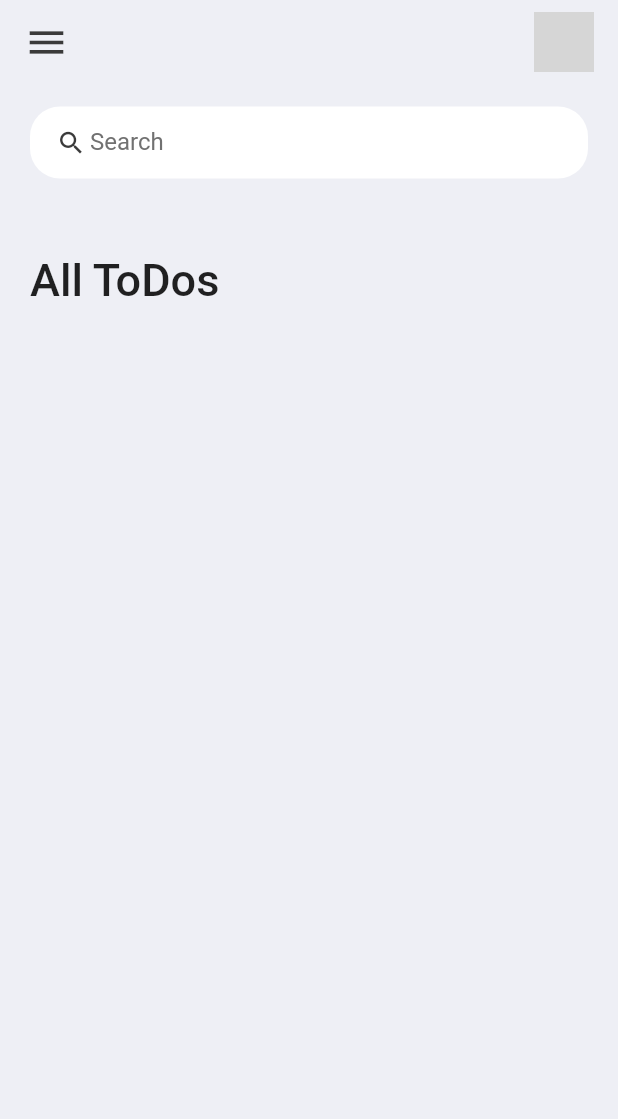
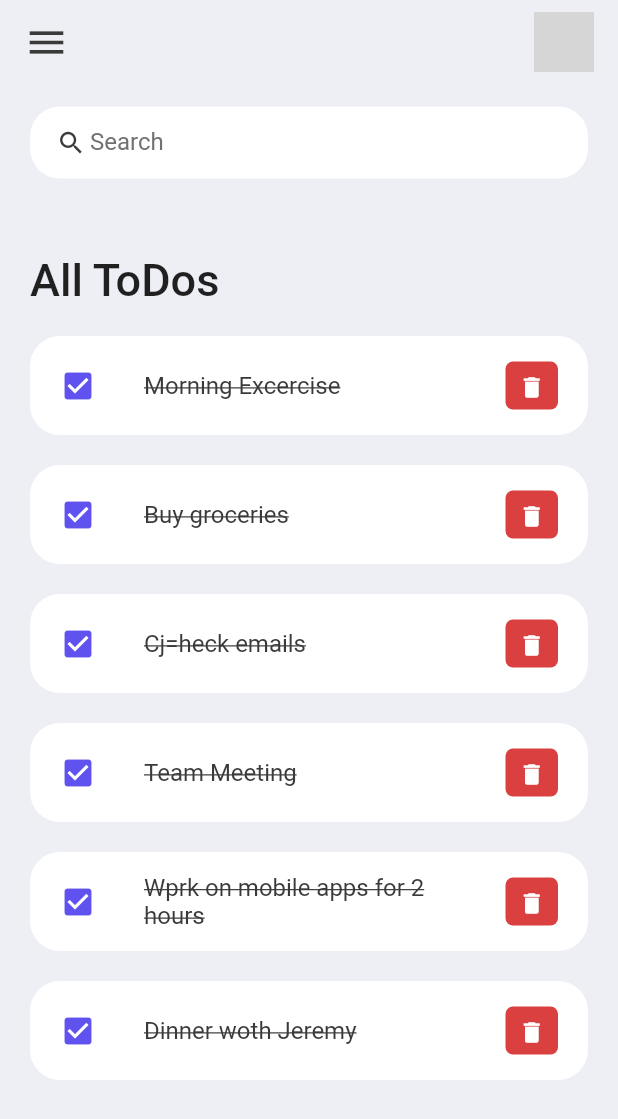
Before and after one commit to fiorella813valencia/to_do_app, a Flutter app: the screen it shows after launch, on a phone screen of 412 x 824 dp. Shown: the top 1119 px of the screen. Run offline on Flutter 3.47's test engine with Material 2 defaults, Android fonts, the light colour scheme and no system bars; grey boxes are pictures that could not be loaded.

Commit message:
todo items

```diff
--- /dev/null
+++ b/lib/model/todo.dart
@@ -0,0 +1,22 @@
+class ToDo{
+  String? id;
+  String? todoText;
+  bool isDone;
+
+  ToDo({
+    required this.id,
+    required this.todoText,
+    this.isDone=false,
+});
+
+  static List<ToDo> todoList(){
+    return [
+      ToDo(id: '01', todoText: 'Morning Excercise', isDone: true),
+      ToDo(id: '02', todoText: 'Buy groceries', isDone: true),
+      ToDo(id: '03', todoText: 'Cj=heck emails', isDone: true),
+      ToDo(id: '04', todoText: 'Team Meeting', isDone: true),
+      ToDo(id: '05', todoText: 'Wprk on mobile apps for 2 hours', isDone: true),
+      ToDo(id: '06', todoText: 'Dinner woth Jeremy', isDone: true)
+    ];
+  }
+}
--- a/lib/screens/home.dart
+++ b/lib/screens/home.dart
@@ -1,9 +1,14 @@
 import 'package:flutter/material.dart';
+import 'package:to_do_app/model/todo.dart';
 
 import '../constants/colors.dart';
+import '../widgets/todo_item.dart';
 
 class Home extends StatelessWidget{
-  const Home({Key? key}): super(key:key);
+  Home({Key? key}): super(key:key);
+
+
+  final todosList=ToDo.todoList();
 
   @override
   Widget build(BuildContext context){
@@ -28,6 +33,9 @@ class Home extends StatelessWidget{
                       ),
                     ),
                   ),
+                  for(ToDo todo in todosList)
+                    ToDoItem(todo: todo,),
+
                 ],
               ),
             )
--- /dev/null
+++ b/lib/widgets/todo_item.dart
@@ -0,0 +1,55 @@
+import 'package:flutter/material.dart';
+import 'package:to_do_app/constants/colors.dart';
+
+import '../model/todo.dart';
+
+class ToDoItem extends StatelessWidget {
+  final ToDo todo;
+
+  const ToDoItem({Key? key, required this.todo}) : super(key: key);
+
+  @override
+  Widget build(BuildContext context) {
+    return Container(
+      margin: EdgeInsets.only(bottom: 20),
+        child: ListTile(
+            onTap: (){
+              print('Clicked oon ToDo Item');
+            },
+            shape: RoundedRectangleBorder(
+                borderRadius: BorderRadius.circular(20),
+            ),
+          contentPadding: EdgeInsets.symmetric(horizontal: 20,vertical: 5),
+          tileColor: Colors.white,
+          leading:Icon(Icons.check_box,color: tdBlue),
+          title:Text(
+            todo.todoText!,
+            style: TextStyle(
+                fontSize: 16,
+                color: tdBlack,
+            decoration:TextDecoration.lineThrough,
+            ),
+          ),
+          trailing: Container(
+            padding: EdgeInsets.all(0),
+            margin:EdgeInsets.symmetric(vertical: 12),
+            height: 35,
+            width: 35,
+            decoration: BoxDecoration(
+              color: tdRed,
+              borderRadius: BorderRadius.circular(5),
+            ),
+            child:IconButton(
+              color:Colors.white,
+              iconSize: 18,
+              icon: Icon(Icons.delete),
+              onPressed: (){
+                print('Clicked oon Icon');
+              },
+            ),
+          ),
+
+        ),
+    );
+  }
+}
```
